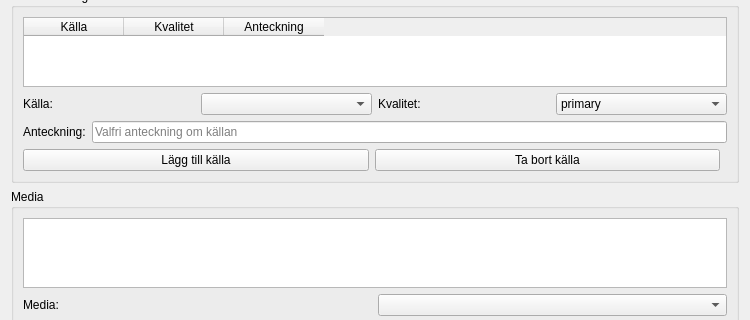
Before: the Qt Designer form slaktbusken/ui/forms/event_editor.ui in thelinkan/Sl-ktbusken, drawn with Qt 5; both pictures show x 0 to 750 and y 459 to 779 of the 750 by 874 pixel window.
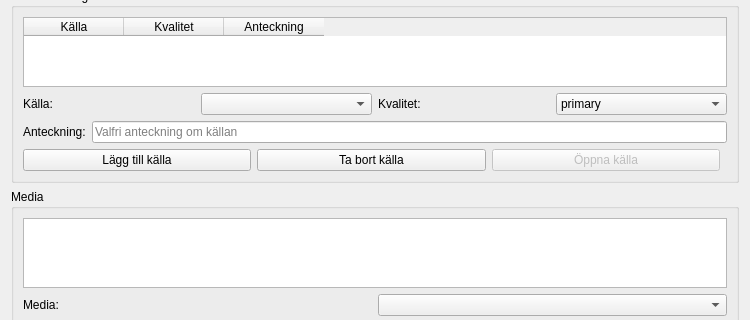
After: the same form once the commit is applied.

Commit message:
fix(ui): sync drifted Qt Designer forms with generated modules
Audit of all .ui forms vs their generated modules found three out of sync:
- dna_editor.ui: add missing match_filter_input (used by controller/tests)
- event_editor.ui: add missing open_source_button (used by controller)
- settings_dialog: regenerate to drop orphaned checkCauseOfDeath/checkClusters

Each .ui is now the true source of its generated module; regeneration is
byte-stable across all 15 forms.

Diff of the .ui file:
```diff
--- a/slaktbusken/ui/forms/event_editor.ui
+++ b/slaktbusken/ui/forms/event_editor.ui
@@ -359,6 +359,16 @@
           </property>
          </widget>
         </item>
+        <item>
+         <widget class="QPushButton" name="open_source_button">
+          <property name="enabled">
+           <bool>false</bool>
+          </property>
+          <property name="text">
+           <string>Öppna källa</string>
+          </property>
+         </widget>
+        </item>
         <item>
          <spacer name="sources_buttons_spacer">
           <property name="orientation">
```
The commit also changes 3 other files.
